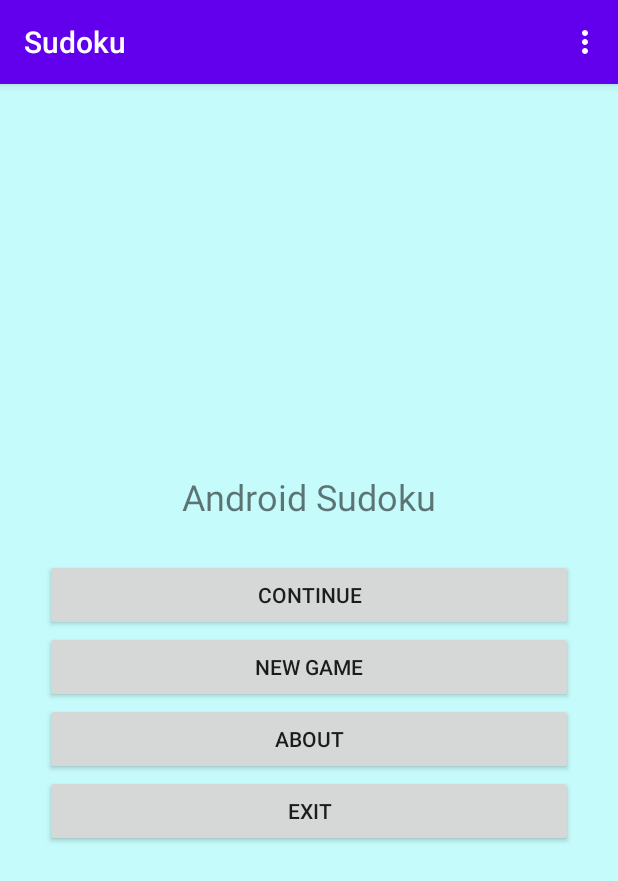
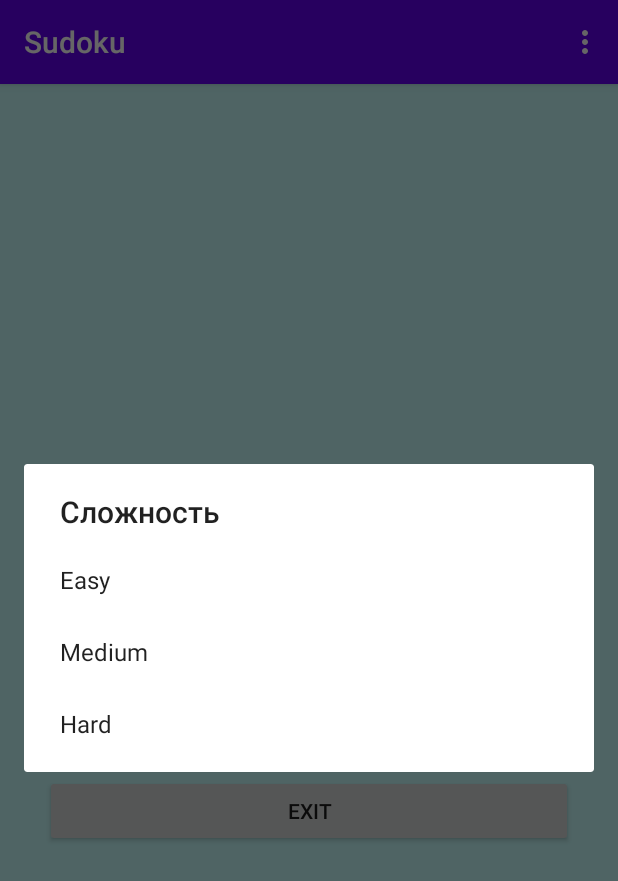
Before and after one commit to lord-stanly/Sudoku, an Android app: the screen it shows after launch (MainActivity), after a tap on "NEW GAME", on a phone screen of 412 x 824 dp. Shown: the top 881 px of the screen. Run offline under Robolectric (Android 15) with nearby library versions, the phone set to English and light mode, and no system bars.

Commit message:
3.12 добавлено диалоговое окно выбора уровней сложности

```diff
--- a/app/src/main/java/ru/mail/fizikello/sudoku/MainActivity.java
+++ b/app/src/main/java/ru/mail/fizikello/sudoku/MainActivity.java
@@ -1,12 +1,15 @@
 package ru.mail.fizikello.sudoku;
 
+import android.content.DialogInterface;
 import android.content.Intent;
 import android.os.Bundle;
+import android.util.Log;
 import android.view.Menu;
 import android.view.MenuItem;
 import android.view.View;
 import android.view.View.OnClickListener;
 
+import androidx.appcompat.app.AlertDialog;
 import androidx.appcompat.app.AppCompatActivity;
 
 public class MainActivity extends AppCompatActivity implements OnClickListener{
@@ -29,16 +32,19 @@ public class MainActivity extends AppCompatActivity implements OnClickListener{
         exitButton.setOnClickListener(this);
     }
 
-//оброботчик нажатий кнопки about
+//оброботчик нажатий кнопки
     public void onClick(View v) {
         switch(v.getId()){
             case R.id.about_button:
                 Intent i = new Intent(this, About.class);
                 startActivity(i);
                 break;
+            case R.id.new_button:
+                openNewGameDialog();
+                break;
         }
     }
-//ресуем меню
+//рисуем меню
     @Override
     public boolean onCreateOptionsMenu(Menu menu) {
         getMenuInflater().inflate(R.menu.menu, menu);
@@ -55,4 +61,21 @@ public class MainActivity extends AppCompatActivity implements OnClickListener{
         }
         return false;
     }
+//Метод openNewGameDialog() занимается созданием пользовательского интерфейса для списка уровней сложности:
+    private static final String TAG = "Sudoku";
+    private void openNewGameDialog(){
+        new AlertDialog.Builder(this)
+                .setTitle(R.string.new_game_title)
+                    .setItems(R.array.difficulty,
+            new DialogInterface.OnClickListener(){
+                 public void onClick(DialogInterface dialogInterface, int i)
+                 {
+                    startGame(i);
+                 }
+            }).show();
+    }
+    private void startGame(int i){
+        Log.d(TAG, "clicked on " + i);
+        //Запуск игры
+    }
 }
--- /dev/null
+++ b/app/src/main/res/values/arrays.xml
@@ -0,0 +1,8 @@
+<?xml version="1.0" encoding="utf-8"?>
+<resources>
+    <array name="difficulty">
+        <item>@string/easy_label</item>
+        <item>@string/medium_label</item>
+        <item>@string/hard_label</item>
+    </array>
+</resources>
--- a/app/src/main/res/values/strings.xml
+++ b/app/src/main/res/values/strings.xml
@@ -18,4 +18,10 @@
     <string name="music_summary">Играть фоновую музыку</string>
     <string name="hints_title">Рекомендации</string>
     <string name="hints_summary">Показывать рекомендации во время игры</string>
+
+    <string name="new_game_title">Сложность</string>
+    <string name="easy_label">Easy</string>
+    <string name="medium_label">Medium</string>
+    <string name="hard_label">Hard</string>
+
 </resources>
```
